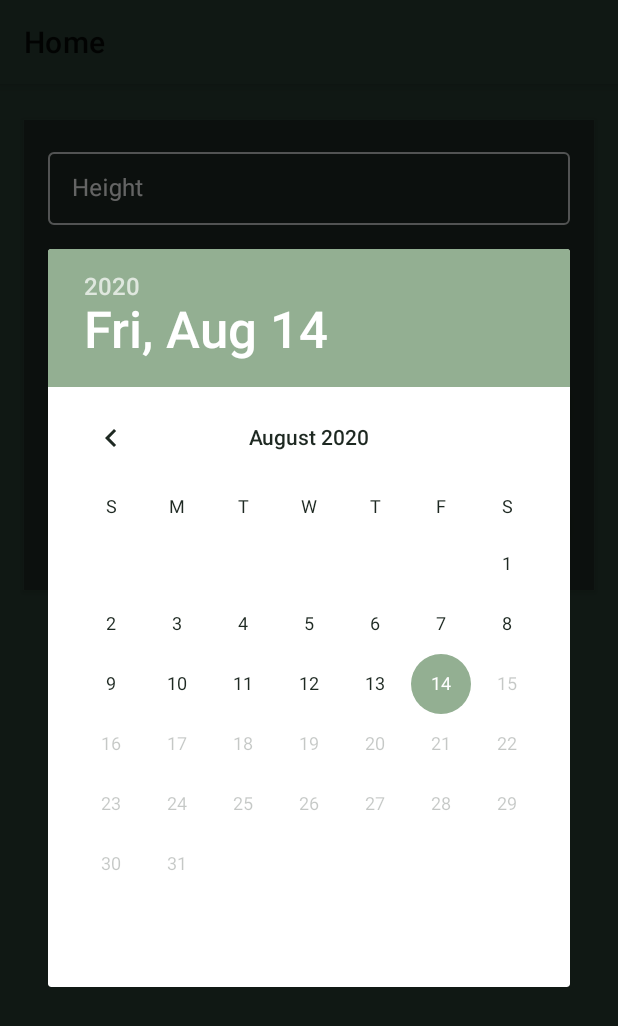
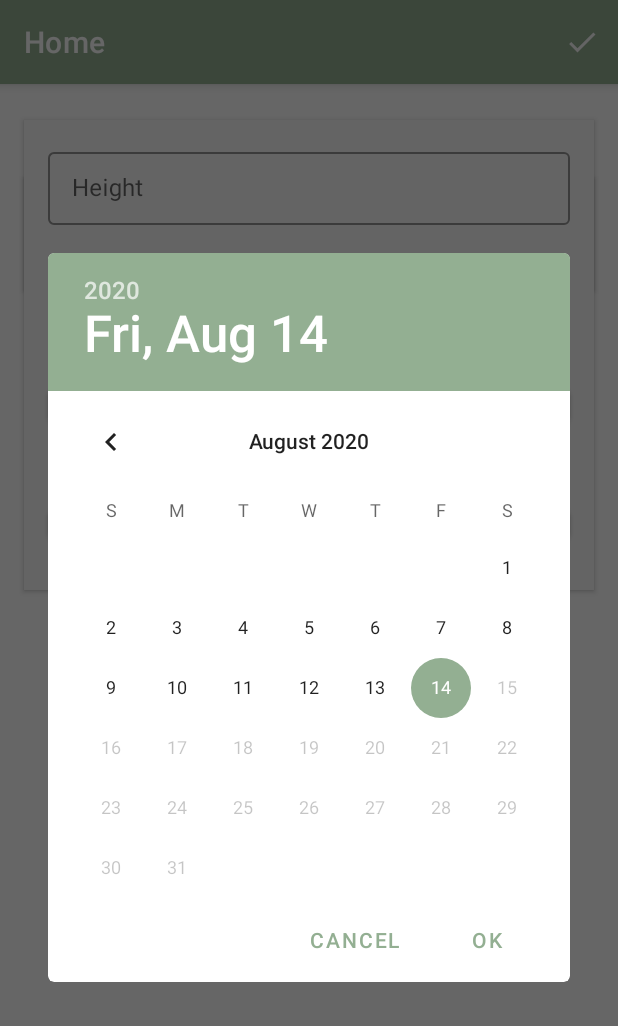
Before and after one commit to William-Larsson/workout-app, an Android app: the fragment EditPersonInfoFragment placed in its activity, after a tap on "Date of birth", on a phone screen of 412 x 824 dp. Shown: the top 1026 px of the screen. Run offline under Robolectric (Android 15) with nearby library versions, the phone set to English and light mode, and no system bars; our stand-ins replace Room's generated code, navigation-ui.

```diff
--- a/app/src/main/java/se/umu/oi17wln/workoutplanner/MainActivity.java
+++ b/app/src/main/java/se/umu/oi17wln/workoutplanner/MainActivity.java
@@ -2,18 +2,12 @@ package se.umu.oi17wln.workoutplanner;
 
 import android.animation.Animator;
 import android.animation.AnimatorListenerAdapter;
-import android.os.Build;
 import android.os.Bundle;
-import android.util.Log;
-import android.view.Menu;
-import android.view.MenuItem;
 import android.view.View;
-import android.widget.Toast;
 
 import com.google.android.material.bottomnavigation.BottomNavigationView;
 import com.google.android.material.bottomnavigation.LabelVisibilityMode;
 
-import androidx.annotation.NonNull;
 import androidx.appcompat.app.AppCompatActivity;
 import androidx.core.content.ContextCompat;
 import androidx.navigation.NavController;
@@ -53,6 +47,7 @@ public class MainActivity extends AppCompatActivity {
         NavController navController = Navigation.findNavController(this, R.id.nav_host_fragment);
         NavigationUI.setupActionBarWithNavController(this, navController, appBarConfiguration);
         NavigationUI.setupWithNavController(bottomNavigationView, navController);
+        bottomNavigationView.setBackgroundColor(ContextCompat.getColor(this, R.color.colorWhite));
     }
 
 
--- a/app/src/main/java/se/umu/oi17wln/workoutplanner/ui/editPersonInfo/DatePickerDialogFragment.java
+++ b/app/src/main/java/se/umu/oi17wln/workoutplanner/ui/editPersonInfo/DatePickerDialogFragment.java
@@ -54,20 +54,7 @@ public class DatePickerDialogFragment
      * @return = Themed DatePickerDialog
      */
     private DatePickerDialog selectConfigurationColorThemeInstance(int year, int month, int day) {
-        DatePickerDialog dialog;
-
-        int nightMode = requireContext()
-                .getResources()
-                .getConfiguration()
-                .uiMode & Configuration.UI_MODE_NIGHT_MASK;
-
-        if (nightMode == Configuration.UI_MODE_NIGHT_YES) {
-            dialog = new DatePickerDialog(requireActivity(),this, year, month, day);
-        } else {
-            dialog = new DatePickerDialog(requireActivity(), R.style.DatePickerTheme, this, year, month, day);
-        }
-
-        return dialog;
+        return new DatePickerDialog(requireActivity(),this, year, month, day);
     }
 
 
--- a/app/src/main/res/drawable/bottom_nav_item_colors.xml
+++ b/app/src/main/res/drawable/bottom_nav_item_colors.xml
@@ -1,5 +1,5 @@
 <?xml version="1.0" encoding="utf-8"?>
 <selector xmlns:android="http://schemas.android.com/apk/res/android">
     <item android:state_checked="true" android:color="@color/colorAccentPrimary" />
-    <item android:color="@color/colorWhite"/>
+    <item android:color="@color/colorLightGrey"/>
 </selector>
--- a/app/src/main/res/drawable/button_background.xml
+++ b/app/src/main/res/drawable/button_background.xml
@@ -1,5 +1,5 @@
 <?xml version="1.0" encoding="utf-8"?>
 <shape xmlns:android="http://schemas.android.com/apk/res/android">
     <corners android:radius="10000dp" />
-    <solid android:color="@color/colorWhite"/>
+    <solid android:color="@color/colorLightGrey"/>
 </shape>
--- a/app/src/main/res/drawable/ic_more_horiz_24.xml
+++ b/app/src/main/res/drawable/ic_more_horiz_24.xml
@@ -1,4 +1,4 @@
-<vector android:height="24dp" android:tint="@color/colorWhite"
+<vector android:height="24dp" android:tint="@color/colorDarkGrey"
     android:viewportHeight="24" android:viewportWidth="24"
     android:width="24dp" xmlns:android="http://schemas.android.com/apk/res/android">
     <path android:fillColor="@android:color/white" android:pathData="M6,10c-1.1,0 -2,0.9 -2,2s0.9,2 2,2 2,-0.9 2,-2 -0.9,-2 -2,-2zM18,10c-1.1,0 -2,0.9 -2,2s0.9,2 2,2 2,-0.9 2,-2 -0.9,-2 -2,-2zM12,10c-1.1,0 -2,0.9 -2,2s0.9,2 2,2 2,-0.9 2,-2 -0.9,-2 -2,-2z"/>
--- a/app/src/main/res/layout-v28/fragment_editpersoninfo.xml
+++ /dev/null
@@ -1,141 +0,0 @@
-<?xml version="1.0" encoding="utf-8"?>
-<LinearLayout xmlns:android="http://schemas.android.com/apk/res/android"
-    xmlns:app="http://schemas.android.com/apk/res-auto"
-    android:id="@+id/fragment_editpersoninfo"
-    android:layout_width="match_parent"
-    android:layout_height="match_parent"
-    android:background="@color/colorBackground"
-    android:orientation="vertical">
-
-    <!-- Height input field -->
-    <androidx.cardview.widget.CardView
-        android:layout_width="match_parent"
-        android:layout_height="wrap_content"
-        android:layout_marginStart="16dp"
-        android:layout_marginTop="24dp"
-        android:layout_marginEnd="16dp"
-        app:cardBackgroundColor="@color/colorBackgroundDark"
-        app:cardCornerRadius="0dp"
-        android:outlineAmbientShadowColor="@color/colorWhite"
-        >
-
-        <LinearLayout
-            android:layout_width="match_parent"
-            android:layout_height="match_parent"
-            android:orientation="vertical">
-
-            <com.google.android.material.textfield.TextInputLayout
-                style="@style/Widget.MaterialComponents.TextInputLayout.OutlinedBox.Dense"
-                android:layout_width="match_parent"
-                android:layout_height="wrap_content"
-                android:layout_marginStart="16dp"
-                android:layout_marginTop="16dp"
-                android:layout_marginEnd="16dp"
-                android:hint="@string/height"
-                android:textColorHint="@color/colorWhite"
-                android:textCursorDrawable="@null"
-                app:boxStrokeColor="@color/colorAccentPrimary"
-                app:hintTextColor="@color/colorWhite">
-
-                <com.google.android.material.textfield.TextInputEditText
-                    android:id="@+id/user_input_height"
-                    android:layout_width="match_parent"
-                    android:layout_height="match_parent"
-                    android:digits="0123456789."
-                    android:importantForAutofill="no"
-                    android:inputType="numberDecimal"
-                    android:textColor="@color/colorWhite"
-                    android:textColorHint="@color/colorWhite" />
-            </com.google.android.material.textfield.TextInputLayout>
-
-            <com.google.android.material.textfield.TextInputLayout
-                style="@style/Widget.MaterialComponents.TextInputLayout.OutlinedBox.Dense"
-                android:layout_width="match_parent"
-                android:layout_height="wrap_content"
-                android:layout_marginStart="16dp"
-                android:layout_marginTop="16dp"
-                android:layout_marginEnd="16dp"
-                android:hint="@string/weight"
-                android:textColorHint="@color/colorWhite"
-                android:textCursorDrawable="@null"
-                app:boxStrokeColor="@color/colorAccentPrimary"
-                app:hintTextColor="@color/colorWhite">
-
-                <com.google.android.material.textfield.TextInputEditText
-                    android:id="@+id/user_input_weight"
-                    android:layout_width="match_parent"
-                    android:layout_height="match_parent"
-                    android:digits="0123456789."
-                    android:importantForAutofill="no"
-                    android:inputType="numberDecimal"
-                    android:textColor="@color/colorWhite"
-                    android:textColorHint="@color/colorWhite" />
-            </com.google.android.material.textfield.TextInputLayout>
-
-            <Button
-                android:id="@+id/btn_birthDate"
-                android:layout_width="match_parent"
-                android:layout_height="wrap_content"
-                android:layout_marginStart="16dp"
-                android:layout_marginTop="16dp"
-                android:layout_marginEnd="16dp"
-                android:background="@drawable/button_background_accent"
-                android:backgroundTint="@color/colorAccentPrimary"
-                android:paddingTop="16dp"
-                android:paddingBottom="16dp"
-                android:text="@string/date_of_birth"
-                android:textAllCaps="false"
-                android:textSize="18sp"
-                app:cornerRadius="1000dp" />
-
-            <RadioGroup
-                android:id="@+id/gender_radio_group"
-                android:layout_width="match_parent"
-                android:layout_height="wrap_content"
-                android:orientation="horizontal">
-
-                <RadioButton
-                    android:id="@+id/radio_btn_male"
-                    android:layout_width="wrap_content"
-                    android:layout_height="wrap_content"
-                    android:layout_marginStart="16dp"
-                    android:layout_marginTop="16dp"
-                    android:layout_marginBottom="16dp"
-                    android:layout_weight="1"
-                    android:background="@drawable/checkbox_background"
-                    android:button="@null"
-                    android:checked="true"
-                    android:elevation="2dp"
-                    android:paddingTop="16dp"
-                    android:paddingBottom="16dp"
-                    android:text="@string/male"
-                    android:textAlignment="center"
-                    android:textColor="@color/colorWhite"
-                    android:textSize="18sp" />
-
-                <RadioButton
-                    android:id="@+id/radio_btn_female"
-                    android:layout_width="wrap_content"
-                    android:layout_height="wrap_content"
-                    android:layout_marginStart="16dp"
-                    android:layout_marginTop="16dp"
-                    android:layout_marginEnd="16dp"
-                    android:layout_marginBottom="16dp"
-                    android:layout_weight="1"
-                    android:background="@drawable/checkbox_background"
-                    android:button="@null"
-                    android:elevation="2dp"
-                    android:paddingTop="16dp"
-                    android:paddingBottom="16dp"
-                    android:text="@string/female"
-                    android:textAlignment="center"
-                    android:textColor="@color/colorBackgroundDark"
-                    android:textSize="18sp" />
-
-            </RadioGroup>
-
-        </LinearLayout>
-
-    </androidx.cardview.widget.CardView>
-
-</LinearLayout>
--- a/app/src/main/res/layout/fragment_editpersoninfo.xml
+++ b/app/src/main/res/layout/fragment_editpersoninfo.xml
@@ -1,13 +1,11 @@
 <?xml version="1.0" encoding="utf-8"?>
-<se.umu.oi17wln.workoutplanner.ui.CustomLinearLayout xmlns:android="http://schemas.android.com/apk/res/android"
+<LinearLayout xmlns:android="http://schemas.android.com/apk/res/android"
     xmlns:app="http://schemas.android.com/apk/res-auto"
     android:id="@+id/fragment_editpersoninfo"
     android:layout_width="match_parent"
     android:layout_height="match_parent"
-    android:background="@color/colorBackground"
     android:orientation="vertical">
 
-    <!-- Height input field -->
     <androidx.cardview.widget.CardView
         android:id="@+id/card_background"
         android:layout_width="match_parent"
@@ -15,9 +13,8 @@
         android:layout_marginStart="16dp"
         android:layout_marginTop="24dp"
         android:layout_marginEnd="16dp"
-        app:cardBackgroundColor="@color/colorBackgroundDark"
-        app:cardCornerRadius="0dp"
-        >
+        app:cardBackgroundColor="@color/colorWhite"
+        app:cardCornerRadius="0dp">
 
         <LinearLayout
             android:layout_width="match_parent"
@@ -32,10 +29,8 @@
                 android:layout_marginTop="16dp"
                 android:layout_marginEnd="16dp"
                 android:hint="@string/height"
-                android:textColorHint="@color/colorWhite"
-                android:textCursorDrawable="@null"
                 app:boxStrokeColor="@color/colorAccentPrimary"
-                app:hintTextColor="@color/colorWhite">
+                app:errorTextColor="@color/colorAccentRed">
 
                 <com.google.android.material.textfield.TextInputEditText
                     android:id="@+id/user_input_height"
@@ -43,9 +38,7 @@
                     android:layout_height="match_parent"
                     android:digits="0123456789."
                     android:importantForAutofill="no"
-                    android:inputType="numberDecimal"
-                    android:textColor="@color/colorWhite"
-                    android:textColorHint="@color/colorWhite" />
+                    android:inputType="numberDecimal" />
             </com.google.android.material.textfield.TextInputLayout>
 
             <com.google.android.material.textfield.TextInputLayout
@@ -56,10 +49,8 @@
                 android:layout_marginTop="16dp"
                 android:layout_marginEnd="16dp"
                 android:hint="@string/weight"
-                android:textColorHint="@color/colorWhite"
-                android:textCursorDrawable="@null"
                 app:boxStrokeColor="@color/colorAccentPrimary"
-                app:hintTextColor="@color/colorWhite">
+                app:errorTextColor="@color/colorAccentRed">
 
                 <com.google.android.material.textfield.TextInputEditText
                     android:id="@+id/user_input_weight"
@@ -67,9 +58,7 @@
                     android:layout_height="match_parent"
                     android:digits="0123456789."
                     android:importantForAutofill="no"
-                    android:inputType="numberDecimal"
-                    android:textColor="@color/colorWhite"
-                    android:textColorHint="@color/colorWhite" />
+                    android:inputType="numberDecimal" />
             </com.google.android.material.textfield.TextInputLayout>
 
             <Button
@@ -129,7 +118,7 @@
                     android:paddingBottom="16dp"
                     android:text="@string/female"
                     android:textAlignment="center"
-                    android:textColor="@color/colorBackgroundDark"
+                    android:textColor="@color/colorBackgroundStart"
                     android:textSize="18sp" />
 
             </RadioGroup>
@@ -138,4 +127,4 @@
 
     </androidx.cardview.widget.CardView>
 
-</se.umu.oi17wln.workoutplanner.ui.CustomLinearLayout>
+</LinearLayout>
--- a/app/src/main/res/layout/headline_topic.xml
+++ b/app/src/main/res/layout/headline_topic.xml
@@ -11,7 +11,7 @@
         android:id="@+id/side_view"
         android:layout_width="3dp"
         android:layout_height="22dp"
-        android:background="@color/colorAccentPrimary"
+        android:background="@color/colorAccentDark"
         app:layout_constraintBottom_toBottomOf="parent"
         app:layout_constraintLeft_toLeftOf="parent"
         app:layout_constraintTop_toTopOf="parent" />
@@ -25,5 +25,6 @@
         android:textSize="16sp"
         app:layout_constraintBottom_toBottomOf="parent"
         app:layout_constraintLeft_toRightOf="@id/side_view"
-        app:layout_constraintTop_toTopOf="parent" />
+        app:layout_constraintTop_toTopOf="parent"
+        android:textColor="@color/colorDarkGrey"/>
 </androidx.constraintlayout.widget.ConstraintLayout>
--- a/app/src/main/res/layout/personinfo_cardview.xml
+++ b/app/src/main/res/layout/personinfo_cardview.xml
@@ -15,7 +15,7 @@
     <androidx.constraintlayout.widget.ConstraintLayout
         android:layout_width="match_parent"
         android:layout_height="match_parent"
-        android:background="@color/colorBackgroundDark"
+        android:background="@color/colorBackgroundStart"
         android:paddingTop="0dp"
         android:paddingBottom="0dp">
 
--- a/app/src/main/res/values/colors.xml
+++ b/app/src/main/res/values/colors.xml
@@ -1,16 +1,15 @@
 <?xml version="1.0" encoding="utf-8"?>
 <resources xmlns:tools="http://schemas.android.com/tools">
     <color name="colorAccentPrimary">#93AF92</color>
+    <color name="colorAccentDark">#5E7969</color>
     <color name="colorAccentRed">#BC928F</color>
     <color name="colorAccentBlue">#91B1B8</color>
-    <color name="colorBackgroundDark">#1E2922</color>
-    <color name="colorBackground">#273b31</color>
+    <color name="colorLightGrey">#D2D2D2</color>
+    <color name="colorDarkGrey">#333333</color>
     <color name="colorWhite">#FCFCFC</color>
     <color name="colorWhiteTransparency">#CCFCFCFC</color>
 
-    <!-- Changes default from black-ish to white for visibility -->
-    <color
-        name="mtrl_textinput_default_box_stroke_color"
-        tools:override="true">@color/colorWhiteTransparency
-    </color>
+    <color name="colorBackgroundStart">@color/colorWhite</color>
+    <color name="colorBackgroundEnd">@color/colorAccentPrimary</color>
+
 </resources>
--- a/app/src/main/res/values/styles.xml
+++ b/app/src/main/res/values/styles.xml
@@ -1,23 +1,10 @@
 <resources>
     <!-- Base application theme. -->
-    <style name="AppTheme" parent="Theme.MaterialComponents.Light">
+    <style name="AppTheme" parent="Theme.MaterialComponents.Light.DarkActionBar">
         <!-- Customize your theme here. -->
-        <item name="colorPrimary">@color/colorBackground</item>
-        <item name="colorPrimaryDark">@color/colorBackgroundDark</item>
+        <item name="colorPrimary">@color/colorBackgroundEnd</item>
+        <item name="colorPrimaryDark">@color/colorAccentDark</item>
         <item name="colorAccent">@color/colorAccentPrimary</item>
-        <item name="android:windowBackground">@color/colorBackground</item>
-        <item name="android:textColor">@color/colorWhite</item>
-        <item name="android:itemBackground">@color/colorAccentPrimary</item>
-        <item name="android:navigationBarColor">@color/colorBackgroundDark</item>
-    </style>
-
-    <style name="DatePickerTheme" parent="Theme.AppCompat.Light.Dialog">
-        <item name="colorPrimary">@color/colorBackground</item>
-        <item name="colorPrimaryDark">@color/colorBackgroundDark</item>
-        <item name="colorAccent">@color/colorAccentPrimary</item>
-        <item name="android:textColor">@color/colorBackgroundDark</item>
-        <item name="android:textColorPrimary">@color/colorBackgroundDark</item>
-        <item name="android:textColorSecondary">@color/colorBackgroundDark</item>
     </style>
 
 </resources>
```
Also changed, not shown: app/src/main/java/se/umu/oi17wln/workoutplanner/model/person/PersonEntity.java (+5 -2 lines), app/src/main/java/se/umu/oi17wln/workoutplanner/ui/CustomLinearLayout.java (deleted, +0 -66 lines), app/src/main/java/se/umu/oi17wln/workoutplanner/ui/ViewUtil.java (deleted, +0 -97 lines), app/src/main/java/se/umu/oi17wln/workoutplanner/ui/editPersonInfo/EditPersonInfoFragment.java (+82 -20 lines), app/src/main/java/se/umu/oi17wln/workoutplanner/ui/home/HomeFragment.java (+1 -9 lines), app/src/main/res/drawable/background_gradient.xml (added, +11 -0 lines).
